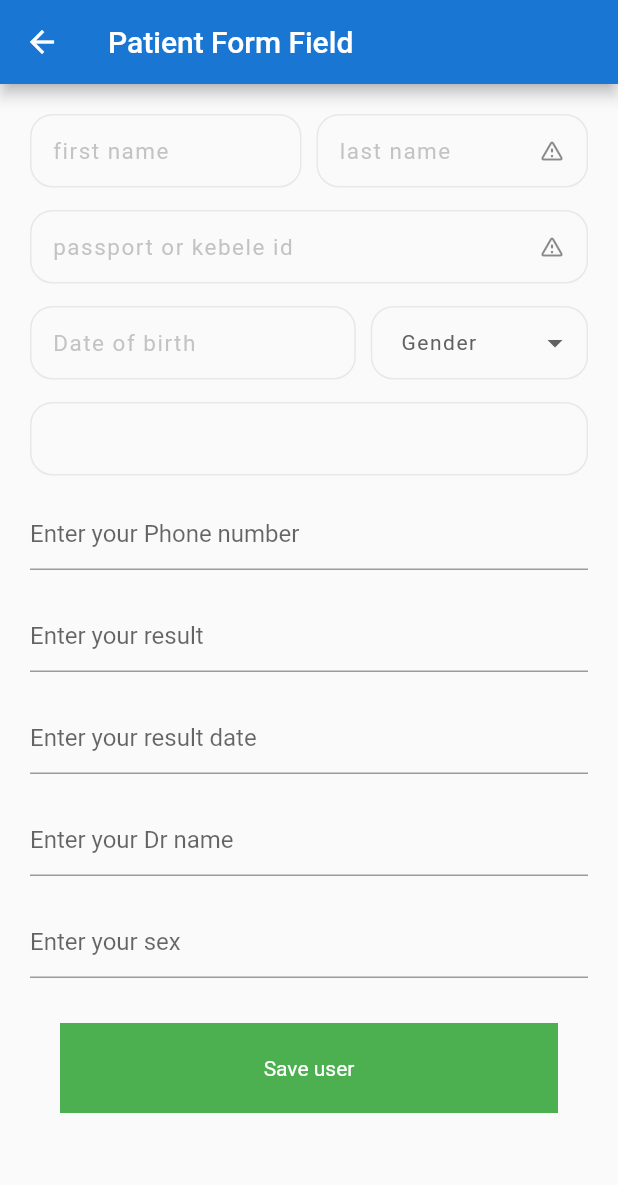
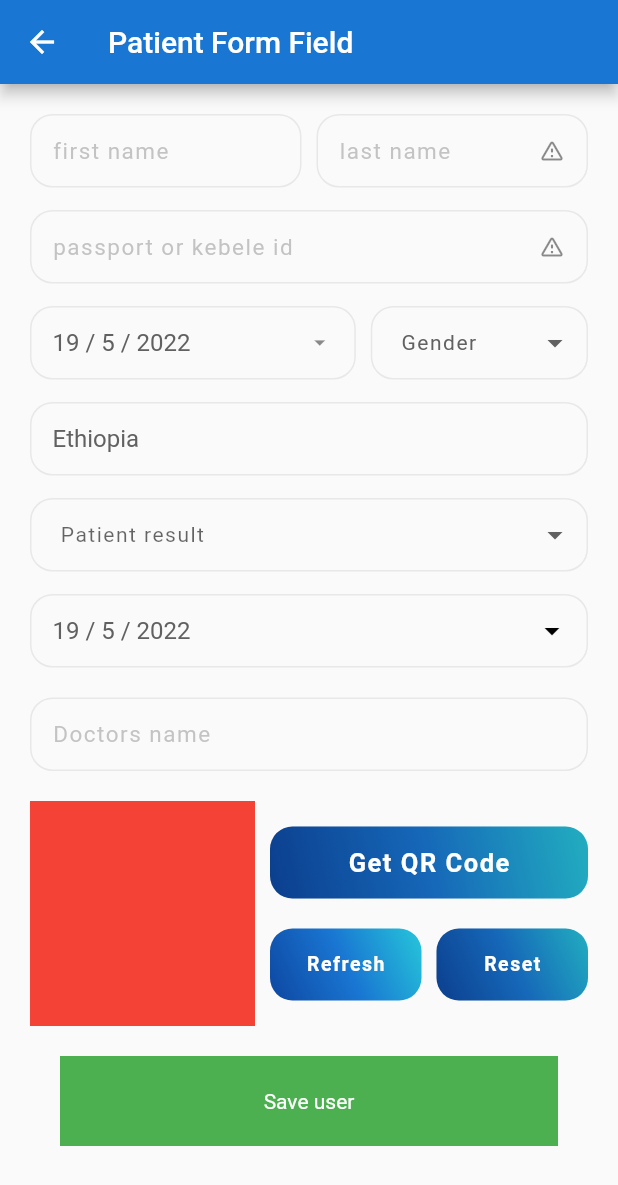
Before and after one commit to Amares03/covid_result_checker, a Flutter app: the MyFormField screen opened directly, on a phone screen of 412 x 824 dp. Shown: the top 1185 px of the screen. Run offline on Flutter 3.47's test engine with Material 2 defaults, Android fonts, the light colour scheme and no system bars; drawn by our look-alikes of dropdown_button2; our stand-ins replace firebase_auth, firebase_core, flutter_spinkit, flutter_svg, page_transition; accounts and stored records are empty.

Commit message:
styling form field part 2

```diff
--- a/lib/pages/login_view.dart
+++ b/lib/pages/login_view.dart
@@ -42,7 +42,6 @@ class _LoginViewState extends State<LoginView> {
     super.dispose();
   }
 
-// mongodb+srv://yonasalem:<yonasalem>@cluster0.bpuk9.mongodb.net/?retryWrites=true&w=majority
   changeLodingState(newState) {
     setState(() {
       isLoading = newState;
--- a/lib/widgets/big_button.dart
+++ b/lib/widgets/big_button.dart
@@ -6,10 +6,12 @@ class BigButton extends StatelessWidget {
     Key? key,
     required this.text,
     this.onTap,
+    this.fontSize,
   }) : super(key: key);
 
   final String text;
   final Function()? onTap;
+  final double? fontSize;
 
   @override
   Widget build(BuildContext context) {
@@ -35,10 +37,10 @@ class BigButton extends StatelessWidget {
         ),
         child: Text(
           text,
-          style: const TextStyle(
+          style: TextStyle(
             color: Colors.white,
             fontWeight: FontWeight.bold,
-            fontSize: 17,
+            fontSize: fontSize ?? 17,
             letterSpacing: 1,
           ),
         ),
--- a/lib/widgets/form_field.dart
+++ b/lib/widgets/form_field.dart
@@ -1,10 +1,9 @@
-// ignore_for_file: prefer_const_constructors
-
 import 'package:covid_result_checker/pages/home_page.dart';
 import 'package:covid_result_checker/services/createUser.dart';
 import 'package:covid_result_checker/services/apiFunctions.dart';
 import 'package:covid_result_checker/services/userModel.dart';
 import 'package:covid_result_checker/utils/colors.dart';
+import 'package:covid_result_checker/widgets/big_button.dart';
 import 'package:covid_result_checker/widgets/txt_field.dart';
 import 'package:dropdown_button2/dropdown_button2.dart';
 import 'package:flutter/material.dart';
@@ -25,17 +24,20 @@ class _MyFormFieldState extends State<MyFormField> {
   TextEditingController fullName = TextEditingController();
   TextEditingController passportNum = TextEditingController();
   TextEditingController dbo = TextEditingController();
-  // TextEditingController nationality = TextEditingController();
   TextEditingController phone = TextEditingController();
   TextEditingController result = TextEditingController();
-  TextEditingController resultDate = TextEditingController();
   TextEditingController reviewedBy = TextEditingController();
   TextEditingController sex = TextEditingController();
 
   final List<String> genderMenuList = ['Male', 'Female'];
   String? selectedGenderType;
 
+  final List<String> resultMenuList = ['Negative', 'Positive'];
+  String? selectedResultType;
+
   String nationalitString = '';
+
+  DateTime selectedDate = DateTime.now();
 
   late TextEditingController firstName;
   late TextEditingController lastName;
@@ -43,6 +45,8 @@ class _MyFormFieldState extends State<MyFormField> {
   late TextEditingController birthDate;
   late TextEditingController nationality;
   late TextEditingController gender;
+  late TextEditingController resultDate;
+  late TextEditingController docName;
 
   @override
   void initState() {
@@ -52,6 +56,8 @@ class _MyFormFieldState extends State<MyFormField> {
     birthDate = TextEditingController();
     nationality = TextEditingController();
     gender = TextEditingController();
+    resultDate = TextEditingController();
+    docName = TextEditingController();
     super.initState();
   }
 
@@ -63,6 +69,8 @@ class _MyFormFieldState extends State<MyFormField> {
     birthDate.dispose();
     nationality.dispose();
     gender.dispose();
+    resultDate.dispose();
+    docName.dispose();
     super.dispose();
   }
 
@@ -70,6 +78,18 @@ class _MyFormFieldState extends State<MyFormField> {
   Widget build(BuildContext context) {
     nationality.text = 'Ethiopia';
     gender.text = 'male';
+
+    birthDate.text = selectedDate.day.toString() +
+        ' / ' +
+        selectedDate.month.toString() +
+        ' / ' +
+        selectedDate.year.toString();
+
+    resultDate.text = selectedDate.day.toString() +
+        ' / ' +
+        selectedDate.month.toString() +
+        ' / ' +
+        selectedDate.year.toString();
     return Scaffold(
       appBar: AppBar(
         backgroundColor: Colours.mainColor,
@@ -83,7 +103,6 @@ class _MyFormFieldState extends State<MyFormField> {
             mainAxisAlignment: MainAxisAlignment.center,
             children: [
               SizedBox(height: 20),
-
               // full name textfield
               Row(
                 children: [
@@ -115,8 +134,13 @@ class _MyFormFieldState extends State<MyFormField> {
                   Expanded(
                     flex: 3,
                     child: TxTField(
-                      hintText: 'Date of birth',
                       editingController: birthDate,
+                      suffixIcon: IconButton(
+                        onPressed: (() {
+                          _selectDate(context);
+                        }),
+                        icon: Icon(Icons.arrow_drop_down),
+                      ),
                     ),
                   ),
                   SizedBox(width: 10),
@@ -143,6 +167,10 @@ class _MyFormFieldState extends State<MyFormField> {
                             color: Colors.grey.shade700,
                             letterSpacing: 1,
                           ),
+                          dropdownDecoration: BoxDecoration(
+                            borderRadius: BorderRadius.circular(10),
+                            color: Colors.white,
+                          ),
                           onChanged: (value) => setState(
                             () => selectedGenderType = value as String,
                           ),
@@ -160,81 +188,95 @@ class _MyFormFieldState extends State<MyFormField> {
               SizedBox(height: 15),
               TxTField(editingController: nationality),
               SizedBox(height: 15),
-              if (widget.formType != FormType.DeleteUser)
-                TextFormField(
-                  controller: phone,
-                  decoration: InputDecoration(
-                    hintText: 'Enter your Phone number',
+              TxTField(
+                suffixIcon: DropdownButtonHideUnderline(
+                  child: DropdownButton2(
+                    hint: Text('Patient result'),
+                    items: resultMenuList.map((item) {
+                      return DropdownMenuItem<String>(
+                        value: item,
+                        child: Text(
+                          item,
+                          style: TextStyle(color: Colors.grey.shade700),
+                        ),
+                      );
+                    }).toList(),
+                    value: selectedResultType,
+                    style: TextStyle(
+                      color: Colors.grey.shade700,
+                      letterSpacing: 1,
+                    ),
+                    dropdownDecoration: BoxDecoration(
+                      borderRadius: BorderRadius.circular(10),
+                      color: Colors.white,
+                    ),
+                    onChanged: (value) => setState(
+                      () => selectedResultType = value as String,
+                    ),
+                    buttonHeight: 42,
+                    buttonWidth: double.maxFinite,
+                    buttonPadding: EdgeInsets.only(left: 20, right: 10),
+                    itemHeight: 40,
                   ),
-                  validator: (value) {
-                    if (value!.isEmpty) {
-                      return "cannot be empty";
-                    } else {
-                      return null;
-                    }
-                  },
                 ),
+              ),
+
+              SizedBox(height: 15),
+              TxTField(
+                editingController: birthDate,
+                suffixIcon: IconButton(
+                  onPressed: (() {
+                    _selectDate(context);
+                  }),
+                  icon: Icon(Icons.arrow_drop_down,
+                      size: 24, color: Colors.black),
+                ),
+              ),
+
               SizedBox(height: 20),
-              if (widget.formType != FormType.DeleteUser)
-                TextFormField(
-                  controller: result,
-                  decoration: InputDecoration(
-                    hintText: 'Enter your result',
+
+              TxTField(
+                editingController: docName,
+                hintText: 'Doctors name',
+              ),
+              SizedBox(height: 20),
+              Row(
+                children: [
+                  Container(
+                    height: 150,
+                    width: 150,
+                    color: Colors.red,
                   ),
-                  validator: (value) {
-                    if (value!.isEmpty) {
-                      return "cannot be empty";
-                    } else {
-                      return null;
-                    }
-                  },
-                ),
+                  SizedBox(width: 10),
+                  Expanded(
+                    child: Column(
+                      mainAxisAlignment: MainAxisAlignment.spaceAround,
+                      children: [
+                        BigButton(text: 'Get QR Code'),
+                        SizedBox(height: 20),
+                        Row(
+                          children: [
+                            Expanded(
+                              child: BigButton(
+                                text: 'Refresh',
+                                fontSize: 13,
+                                onTap: () {},
+                              ),
+                            ),
+                            SizedBox(width: 10),
+                            Expanded(
+                                child: BigButton(
+                              text: 'Reset',
+                              fontSize: 13,
+                            )),
+                          ],
+                        ),
+                      ],
+                    ),
+                  ),
+                ],
+              ),
               SizedBox(height: 20),
-              if (widget.formType != FormType.DeleteUser)
-                TextFormField(
-                  controller: resultDate,
-                  decoration: InputDecoration(
-                    hintText: 'Enter your result date',
-                  ),
-                  validator: (value) {
-                    if (value!.isEmpty) {
-                      return "cannot be empty";
-                    } else {
-                      return null;
-                    }
-                  },
-                ),
-              SizedBox(height: 20),
-              if (widget.formType != FormType.DeleteUser)
-                TextFormField(
-                  controller: reviewedBy,
-                  decoration: InputDecoration(
-                    hintText: 'Enter your Dr name',
-                  ),
-                  validator: (value) {
-                    if (value!.isEmpty) {
-                      return "cannot be empty";
-                    } else {
-                      return null;
-                    }
-                  },
-                ),
-              SizedBox(height: 20),
-              if (widget.formType != FormType.DeleteUser)
-                TextFormField(
-                  controller: sex,
-                  decoration: InputDecoration(
-                    hintText: 'Enter your sex',
-                  ),
-                  validator: (value) {
-                    if (value!.isEmpty) {
-                      return "cannot be empty";
-                    } else {
-                      return null;
-                    }
-                  },
-                ),
-              SizedBox(height: 30),
               Row(
                 children: [
                   Expanded(
@@ -308,4 +350,18 @@ class _MyFormFieldState extends State<MyFormField> {
       ),
     );
   }
+
+  _selectDate(BuildContext context) async {
+    final DateTime? selected = await showDatePicker(
+      context: context,
+      initialDate: selectedDate,
+      firstDate: DateTime(2010),
+      lastDate: DateTime(2025),
+    );
+    if (selected != null && selected != selectedDate) {
+      setState(() {
+        selectedDate = selected;
+      });
+    }
+  }
 }
--- a/lib/widgets/txt_field.dart
+++ b/lib/widgets/txt_field.dart
@@ -11,6 +11,7 @@ class TxTField extends StatefulWidget {
     this.isConfirmField = false,
     this.mandatory = false,
     this.suffixIcon,
+    this.textFieldEnabled,
   }) : super(key: key);
   final String? hintText;
   final bool isPassword;
@@ -19,6 +20,7 @@ class TxTField extends StatefulWidget {
   final bool isConfirmField;
   final bool mandatory;
   final Widget? suffixIcon;
+  final bool? textFieldEnabled;
 
   @override
   State<TxTField> createState() => _TxTFieldState();
@@ -29,12 +31,11 @@ class _TxTFieldState extends State<TxTField> {
   @override
   Widget build(BuildContext context) {
     return TextFormField(
-      controller: widget.suffixIcon == null ? null : widget.editingController,
+      controller: widget.editingController,
       obscureText: widget.isPassword && isHiddenPassword ? true : false,
       autocorrect: widget.isPassword && isHiddenPassword ? true : false,
-      style: TextStyle(
-        color: Colors.grey.shade700,
-      ),
+      enabled: widget.textFieldEnabled ?? true,
+      style: TextStyle(color: Colors.grey.shade700),
       decoration: InputDecoration(
         contentPadding: const EdgeInsets.all(15),
         isDense: true,
```
